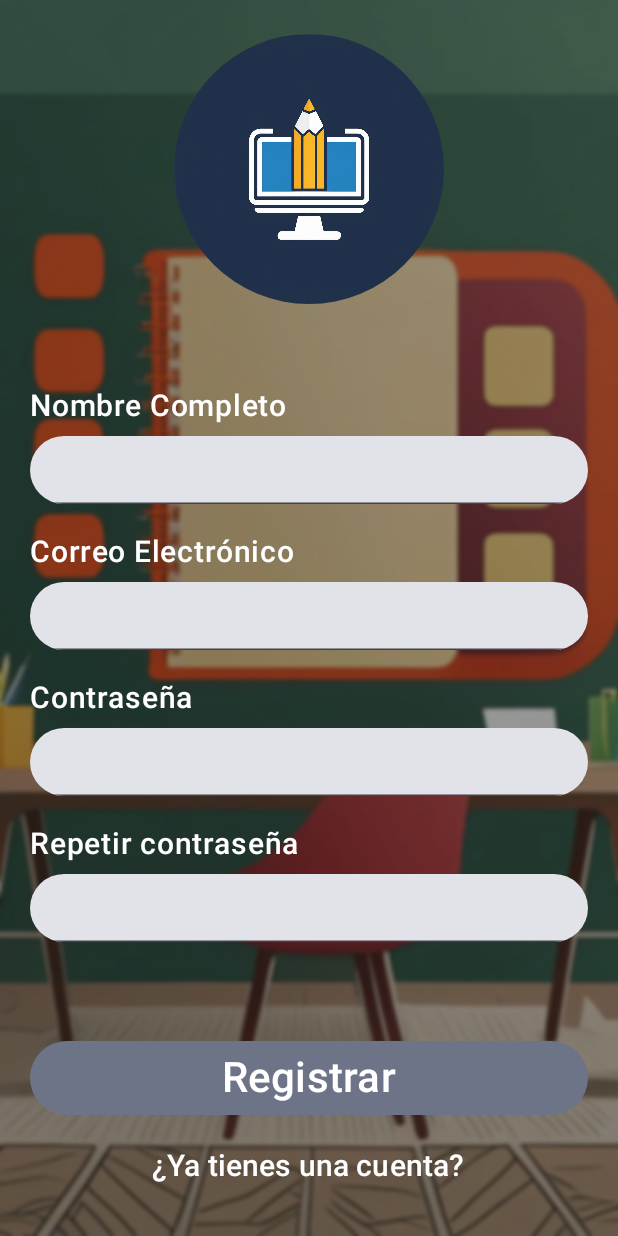
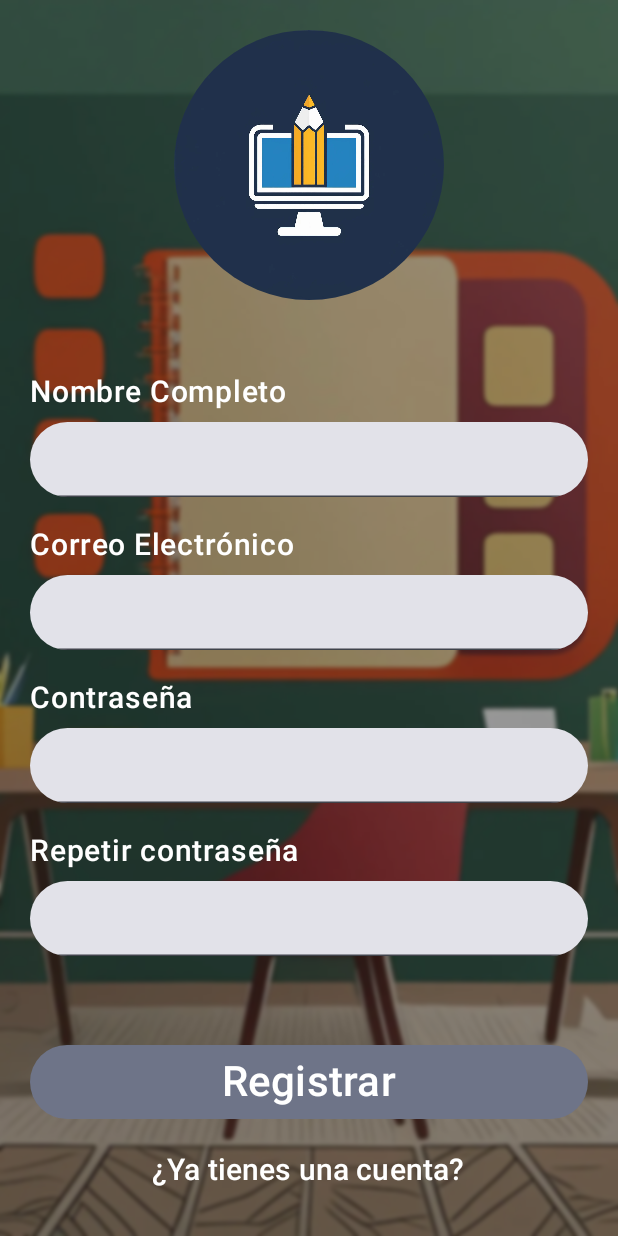
Before and after one commit to Yonjar-Android/TODO-App, an Android app built with Jetpack Compose: the RegisterScreen screen opened through its navigation route, after a tap on "Registrar", on a phone screen of 412 x 824 dp. Run offline under Robolectric (Android 15) with nearby library versions, the phone set to English and light mode, and no system bars; our stand-ins replace Dagger/Hilt's generated code, Firebase (no records; nobody signed in at launch, a user with empty details on screens opened directly).

Commit message:
Ya se pueden registrar los usuarios en la base e datos y autenticación de firebase
- Se han creado los modelos y repositorios necesarios para ello

- Se han creado las validaciones y funciones necesarias para el correcto funcionamiento

- Se ha creado el repositorio y se utilizado inyección de dependencias para el manejo de firebase

```diff
--- a/app/src/main/java/com/example/todoapp/MainActivity.kt
+++ b/app/src/main/java/com/example/todoapp/MainActivity.kt
@@ -4,18 +4,23 @@ import android.os.Bundle
 import androidx.activity.ComponentActivity
 import androidx.activity.compose.setContent
 import androidx.activity.enableEdgeToEdge
+import androidx.activity.viewModels
 import androidx.navigation.compose.NavHost
 import androidx.navigation.compose.composable
 import androidx.navigation.compose.rememberNavController
 import com.example.todoapp.tasks.ui.home.BackgroundScreen
-import com.example.todoapp.tasks.ui.loginAndRegister.LoginScreen
+import com.example.todoapp.tasks.ui.login.LoginScreen
 import com.example.todoapp.tasks.ui.home.LogoAndButtons
-import com.example.todoapp.tasks.ui.loginAndRegister.RegisterScreen
+import com.example.todoapp.tasks.ui.register.RegisterScreen
+import com.example.todoapp.tasks.ui.register.RegisterViewModel
 import com.example.todoapp.ui.theme.TodoAppTheme
 import dagger.hilt.android.AndroidEntryPoint
 
 @AndroidEntryPoint
 class MainActivity : ComponentActivity() {
+
+    private val registerViewModel:RegisterViewModel by viewModels()
+
     override fun onCreate(savedInstanceState: Bundle?) {
         super.onCreate(savedInstanceState)
         enableEdgeToEdge()
@@ -28,7 +33,7 @@ class MainActivity : ComponentActivity() {
 
                     composable("logoAndButtons") { BackgroundScreen { LogoAndButtons(navController) } }
 
-                    composable("registerScreen") { BackgroundScreen { RegisterScreen(navController) } }
+                    composable("registerScreen") { BackgroundScreen { RegisterScreen(navController, registerViewModel) } }
 
                     composable("loginScreen") { BackgroundScreen { LoginScreen(navController) } }
 
--- /dev/null
+++ b/app/src/main/java/com/example/todoapp/tasks/domain/models/User.kt
@@ -0,0 +1,6 @@
+package com.example.todoapp.tasks.domain.models
+
+data class User(
+    private val name:String,
+    private val email:String
+)
--- /dev/null
+++ b/app/src/main/java/com/example/todoapp/tasks/domain/repositories/UserAuthRepository.kt
@@ -0,0 +1,14 @@
+package com.example.todoapp.tasks.domain.repositories
+
+import com.example.todoapp.tasks.data.repositories.CreateUserResult
+import com.example.todoapp.tasks.domain.models.User
+
+interface UserAuthRepository {
+
+    suspend fun loginUser(email:String, password:String):User?
+
+    suspend fun createUser(name:String, email: String, password: String): CreateUserResult
+
+    suspend  fun createAuthUser(email: String, password: String): Boolean
+
+}
--- a/app/src/main/java/com/example/todoapp/tasks/ui/home/FirstScreen.kt
+++ b/app/src/main/java/com/example/todoapp/tasks/ui/home/FirstScreen.kt
@@ -62,10 +62,10 @@ fun LogoAndButtons(navHostController: NavHostController) {
         ) {
             TonalButton(
                 title = "Iniciar Sesión",
-                navigate = { navHostController.navigate("loginScreen") })
+                onClick = { navHostController.navigate("loginScreen") })
             TonalButton(
                 title = "Regístrate",
-                navigate = { navHostController.navigate("registerScreen") })
+                onClick = { navHostController.navigate("registerScreen") })
         }
     }
 }
--- a/app/src/main/java/com/example/todoapp/tasks/ui/loginAndRegister/LoginScreen.kt
+++ b/app/src/main/java/com/example/todoapp/tasks/ui/login/LoginScreen.kt
@@ -1,4 +1,4 @@
-package com.example.todoapp.tasks.ui.loginAndRegister
+package com.example.todoapp.tasks.ui.login
 
 import androidx.compose.foundation.Image
 import androidx.compose.foundation.layout.Arrangement
@@ -47,8 +47,8 @@ fun LoginScreen(navHostController: NavHostController) {
             modifier = Modifier.fillMaxWidth().padding(vertical = 20.dp),
             horizontalAlignment = Alignment.CenterHorizontally
         ) {
-            TextFieldComp(labelField = "Correo electrónico")
-            TextFieldComp(labelField = "Contraseña")
+            TextFieldComp(labelField = "Correo electrónico") {}
+            TextFieldComp(labelField = "Contraseña") {}
         }
 
         Column(
--- a/app/src/main/java/com/example/todoapp/tasks/ui/loginAndRegister/RegisterScreen.kt
+++ /dev/null
@@ -1,70 +0,0 @@
-package com.example.todoapp.tasks.ui.loginAndRegister
-
-import androidx.compose.foundation.Image
-import androidx.compose.foundation.layout.Arrangement
-import androidx.compose.foundation.layout.Column
-import androidx.compose.foundation.layout.fillMaxSize
-import androidx.compose.foundation.layout.fillMaxWidth
-import androidx.compose.foundation.layout.size
-import androidx.compose.foundation.rememberScrollState
-import androidx.compose.foundation.shape.CircleShape
-import androidx.compose.foundation.verticalScroll
-import androidx.compose.material3.Text
-import androidx.compose.material3.TextButton
-import androidx.compose.runtime.Composable
-import androidx.compose.ui.Alignment
-import androidx.compose.ui.Modifier
-import androidx.compose.ui.draw.clip
-import androidx.compose.ui.graphics.Color
-import androidx.compose.ui.res.painterResource
-import androidx.compose.ui.text.font.FontWeight
-import androidx.compose.ui.unit.dp
-import androidx.compose.ui.unit.sp
-import androidx.navigation.NavHostController
-import com.example.todoapp.R
-import com.example.todoapp.tasks.ui.TextFieldComp
-import com.example.todoapp.tasks.ui.TonalButton
-
-@Composable
-fun RegisterScreen(navHostController: NavHostController) {
-    Column(
-        modifier = Modifier
-            .fillMaxSize()
-            .verticalScroll(rememberScrollState()),
-        horizontalAlignment = Alignment.CenterHorizontally,
-        verticalArrangement = Arrangement.SpaceAround,
-    ) {
-        Image(
-            painter = painterResource(id = R.drawable.app_logo),
-            contentDescription = "App Logo",
-            modifier = Modifier
-                .clip(CircleShape)
-                .size(180.dp)
-        )
-
-        Column(modifier = Modifier.fillMaxWidth()) {
-            TextFieldComp("Nombre Completo")
-            TextFieldComp("Correo Electrónico")
-            TextFieldComp("Contraseña")
-            TextFieldComp("Repetir contraseña")
-        }
-
-        Column(
-            modifier = Modifier.fillMaxWidth(),
-            horizontalAlignment = Alignment.CenterHorizontally
-        ) {
-            TonalButton(title = "Registrar") {}
-            TextButton(onClick = {
-                navHostController.navigate("loginScreen")
-            }) {
-                Text(
-                    text = "¿Ya tienes una cuenta?",
-                    fontSize = 20.sp,
-                    color = Color.White,
-                    fontWeight = FontWeight.SemiBold,
-                )
-            }
-        }
-
-    }
-}
--- /dev/null
+++ b/app/src/main/java/com/example/todoapp/tasks/ui/register/RegisterScreen.kt
@@ -0,0 +1,132 @@
+package com.example.todoapp.tasks.ui.register
+
+import android.content.Context
+import android.widget.Toast
+import androidx.compose.foundation.Image
+import androidx.compose.foundation.layout.Arrangement
+import androidx.compose.foundation.layout.Column
+import androidx.compose.foundation.layout.fillMaxSize
+import androidx.compose.foundation.layout.fillMaxWidth
+import androidx.compose.foundation.layout.size
+import androidx.compose.foundation.rememberScrollState
+import androidx.compose.foundation.shape.CircleShape
+import androidx.compose.foundation.verticalScroll
+import androidx.compose.material3.Text
+import androidx.compose.material3.TextButton
+import androidx.compose.runtime.Composable
+import androidx.compose.runtime.collectAsState
+import androidx.compose.runtime.getValue
+import androidx.compose.runtime.mutableStateOf
+import androidx.compose.runtime.saveable.rememberSaveable
+import androidx.compose.runtime.setValue
+import androidx.compose.ui.Alignment
+import androidx.compose.ui.Modifier
+import androidx.compose.ui.draw.clip
+import androidx.compose.ui.graphics.Color
+import androidx.compose.ui.platform.LocalContext
+import androidx.compose.ui.res.painterResource
+import androidx.compose.ui.text.font.FontWeight
+import androidx.compose.ui.unit.dp
+import androidx.compose.ui.unit.sp
+import androidx.navigation.NavHostController
+import com.example.todoapp.R
+import com.example.todoapp.tasks.domain.models.User
+import com.example.todoapp.tasks.ui.Loading
+import com.example.todoapp.tasks.ui.TextFieldComp
+import com.example.todoapp.tasks.ui.TonalButton
+import com.example.todoapp.tasks.ui.errorFun
+
+@Composable
+fun RegisterScreen(
+    navHostController: NavHostController,
+    viewModel: RegisterViewModel
+) {
+
+
+
+    val state = viewModel.state.collectAsState()
+
+    val context = LocalContext.current
+
+    var name by rememberSaveable { mutableStateOf("") }
+    var email by rememberSaveable { mutableStateOf("") }
+    var password by rememberSaveable { mutableStateOf("") }
+    var repeatPassword by rememberSaveable { mutableStateOf("") }
+
+    Column(
+        modifier = Modifier
+            .fillMaxSize()
+            .verticalScroll(rememberScrollState()),
+        horizontalAlignment = Alignment.CenterHorizontally,
+        verticalArrangement = Arrangement.SpaceAround,
+    ) {
+
+        ////////////////////
+
+        when (val currentState = state.value) {
+
+            is RegisterState.Error -> {
+                errorFun(currentState.error ?: "", context)
+                viewModel.resetState()
+            }
+
+            RegisterState.Loading -> Loading()
+
+            is RegisterState.Success -> {
+                SuccessFun(context, currentState.user, navHostController, viewModel)
+            }
+
+            RegisterState.Initial -> {}
+        }
+
+        /////////////////
+
+        Image(
+            painter = painterResource(id = R.drawable.app_logo),
+            contentDescription = "App Logo",
+            modifier = Modifier
+                .clip(CircleShape)
+                .size(180.dp)
+        )
+
+        Column(modifier = Modifier.fillMaxWidth()) {
+            TextFieldComp("Nombre Completo") { name = it }
+            TextFieldComp("Correo Electrónico") { email = it }
+            TextFieldComp("Contraseña") { password = it }
+            TextFieldComp("Repetir contraseña") { repeatPassword = it }
+        }
+
+        Column(
+            modifier = Modifier.fillMaxWidth(),
+            horizontalAlignment = Alignment.CenterHorizontally
+        ) {
+            TonalButton(title = "Registrar") {
+                viewModel.createUser(
+                    name = name,
+                    password = password,
+                    password2 = repeatPassword,
+                    email = email
+                )
+            }
+            TextButton(onClick = {
+                navHostController.navigate("loginScreen")
+            }) {
+                Text(
+                    text = "¿Ya tienes una cuenta?",
+                    fontSize = 20.sp,
+                    color = Color.White,
+                    fontWeight = FontWeight.SemiBold,
+                )
+            }
+        }
+    }
+}
+
+@Composable
+fun SuccessFun(context: Context, user: User, navHostController: NavHostController, viewModel: RegisterViewModel) {
+    Toast.makeText(context, "Usuario creado exitosamente", Toast.LENGTH_SHORT).show()
+
+    navHostController.navigate("loginScreen")
+
+    viewModel.resetState()
+}
--- /dev/null
+++ b/app/src/main/java/com/example/todoapp/tasks/ui/register/RegisterState.kt
@@ -0,0 +1,14 @@
+package com.example.todoapp.tasks.ui.register
+
+import com.example.todoapp.tasks.domain.models.User
+
+sealed class RegisterState {
+
+    data object Initial:RegisterState()
+
+    data object Loading:RegisterState()
+
+    data class Error(val error:String?):RegisterState()
+
+    data class Success(val user:User):RegisterState()
+}
--- /dev/null
+++ b/app/src/main/java/com/example/todoapp/tasks/ui/register/RegisterViewModel.kt
@@ -0,0 +1,94 @@
+package com.example.todoapp.tasks.ui.register
+
+import androidx.lifecycle.ViewModel
+import androidx.lifecycle.viewModelScope
+import com.example.todoapp.tasks.data.repositories.AuthRepositoryImp
+import com.example.todoapp.tasks.data.repositories.CreateUserResult
+import dagger.hilt.android.lifecycle.HiltViewModel
+import kotlinx.coroutines.flow.MutableStateFlow
+import kotlinx.coroutines.flow.StateFlow
+import kotlinx.coroutines.launch
+import javax.inject.Inject
+
+@HiltViewModel
+class RegisterViewModel @Inject constructor(private val repositoryImp: AuthRepositoryImp) :
+    ViewModel() {
+
+    private val _state = MutableStateFlow<RegisterState>(RegisterState.Initial)
+    var state: StateFlow<RegisterState> = _state
+
+    fun createUser(name: String, email: String, password: String, password2: String) {
+
+        _state.value = RegisterState.Loading
+
+        viewModelScope.launch {
+            try {
+                if (emailValidations(name, email) && passwordValidations(password, password2)) {
+
+                    when(val response = repositoryImp.createUser(name, email, password)){
+                        is CreateUserResult.Error -> {
+                            if (response.error == null){
+                                _state.value = RegisterState.Error("Response was null")
+                            } else{
+                                _state.value = RegisterState.Error("Error: ${response.error}")
+                            }
+                        }
+                        is CreateUserResult.Success -> {
+                            _state.value = RegisterState.Success(response.user)
+                        }
+                    }
+                }
+
+            } catch (e: Exception) {
+                _state.value = RegisterState.Error("Error: ${e.message}")
+            }
+        }
+    }
+
+     fun resetState() {
+        _state.value = RegisterState.Initial
+    }
+
+    private fun passwordValidations(password: String, password2: String): Boolean {
+        if (password == "" || password2 == "") {
+            _state.value = RegisterState.Error("Rellene los campos de contraseña")
+            return false
+        }
+
+        if (password.length < 8) {
+            _state.value = RegisterState.Error("La contraseña debe contener almenos 8 caracteres")
+            return false
+        }
+
+        if (password != password2) {
+            _state.value = RegisterState.Error("Las contraseñas no coinciden")
+            return false
+        }
+        return true
+    }
+
+    private fun emailValidations(name: String, email: String): Boolean {
+
+        val emailRegex = Regex("^([a-zA-Z0-9_.-]+)@([\\da-zA-Z.-]+)\\.([a-zA-Z.]{2,6})$")
+
+        if (name == "") {
+            _state.value = RegisterState.Error("Rellene el campo nombre")
+            return false
+        }
+
+        if (email == "") {
+            _state.value = RegisterState.Error("Rellene el campo correo electrónico")
+            return false
+        }
+
+        if (!emailRegex.matches(email)) {
+            _state.value = RegisterState.Error("El correo ingresado no es válido")
+            return false
+        }
+
+        return emailRegex.matches(email)
+    }
+
+
+
+}
--- a/app/src/main/java/com/example/todoapp/tasks/ui/sharedComponents.kt
+++ b/app/src/main/java/com/example/todoapp/tasks/ui/sharedComponents.kt
@@ -1,10 +1,16 @@
 package com.example.todoapp.tasks.ui
 
+import android.content.Context
+import android.widget.Toast
+import androidx.compose.foundation.layout.Arrangement
+import androidx.compose.foundation.layout.Box
 import androidx.compose.foundation.layout.Column
+import androidx.compose.foundation.layout.fillMaxSize
 import androidx.compose.foundation.layout.fillMaxWidth
 import androidx.compose.foundation.layout.padding
 import androidx.compose.foundation.layout.size
 import androidx.compose.foundation.shape.CircleShape
+import androidx.compose.material3.CircularProgressIndicator
 import androidx.compose.material3.FilledTonalButton
 import androidx.compose.material3.Text
 import androidx.compose.material3.TextField
@@ -13,15 +19,20 @@ import androidx.compose.runtime.getValue
 import androidx.compose.runtime.mutableStateOf
 import androidx.compose.runtime.saveable.rememberSaveable
 import androidx.compose.runtime.setValue
+import androidx.compose.ui.Alignment
 import androidx.compose.ui.Modifier
 import androidx.compose.ui.graphics.Color
 import androidx.compose.ui.text.TextStyle
 import androidx.compose.ui.text.font.FontWeight
 import androidx.compose.ui.unit.dp
 import androidx.compose.ui.unit.sp
+import java.lang.Error
 
 @Composable
-fun TextFieldComp(labelField: String) {
+fun TextFieldComp(
+    labelField: String,
+    onValueChanged: (String) -> Unit
+) {
     var text by rememberSaveable {
         mutableStateOf("")
     }
@@ -41,24 +52,45 @@ fun TextFieldComp(labelField: String) {
 
         TextField(
             value = text,
-            onValueChange = { text = it },
+            onValueChange = {
+                text = it
+                onValueChanged(it)
+            },
             shape = CircleShape,
             modifier = Modifier
                 .fillMaxWidth()
-                .size(height = 45.dp, width = 0.dp),
-            textStyle = TextStyle(fontSize = 14.sp)
+                .size(height = 50.dp, width = 0.dp),
+            textStyle = TextStyle(fontSize = 14.sp),
+            singleLine = true
         )
     }
 }
 
 @Composable
-fun TonalButton(title: String, navigate: () -> Unit) {
-    FilledTonalButton(modifier = Modifier
-        .padding(vertical = 10.dp, horizontal = 20.dp)
-        .fillMaxWidth(),
-        onClick = {
-            navigate()
-        }) {
+fun TonalButton(title: String, onClick: () -> Unit) {
+    FilledTonalButton(
+        modifier = Modifier
+            .padding(vertical = 10.dp, horizontal = 20.dp)
+            .fillMaxWidth(),
+        onClick = onClick
+    ) {
         Text(text = title, fontSize = 28.sp)
     }
 }
+
+@Composable
+fun Loading() {
+    Column(
+        modifier = Modifier.fillMaxSize(),
+        horizontalAlignment = Alignment.CenterHorizontally,
+        verticalArrangement = Arrangement.Center
+    ) {
+        CircularProgressIndicator()
+    }
+}
+
+fun errorFun(error: String, context: Context) {
+    if (error.isNotBlank()) {
+        Toast.makeText(context, error, Toast.LENGTH_SHORT).show()
+    }
+}
```
Also changed, not shown: app/src/main/java/com/example/todoapp/tasks/data/models/UserModel.kt (added, +14 -0 lines), app/src/main/java/com/example/todoapp/tasks/data/repositories/AuthRepositoryImp.kt (added, +93 -0 lines), app/src/main/java/com/example/todoapp/tasks/data/repositories/CreateUserResult.kt (added, +9 -0 lines), app/src/main/java/com/example/todoapp/tasks/di/FirebaseModule.kt (added, +31 -0 lines).
